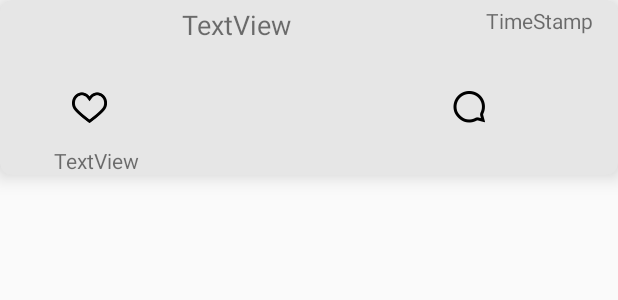
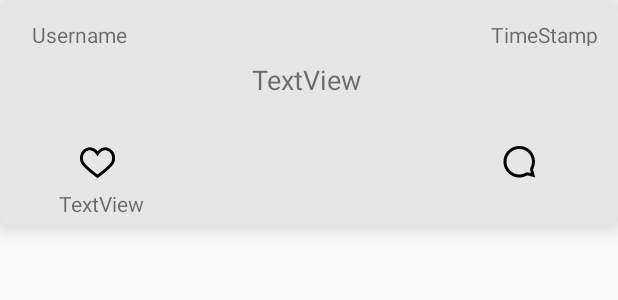
Before and after one commit to saikz72/SupportQ, an Android app: the layout item_post.xml on its own in the app's theme, with its tools: preview values and no code run, on a phone screen of 412 x 824 dp. Shown: the top 300 px of the screen. Run offline under Robolectric (Android 15) with nearby library versions, the phone set to English and light mode, and no system bars.

Commit message:
redesigned home feed [phase 1]

```diff
--- a/app/src/main/res/layout/item_post.xml
+++ b/app/src/main/res/layout/item_post.xml
@@ -2,40 +2,43 @@
 <androidx.cardview.widget.CardView xmlns:android="http://schemas.android.com/apk/res/android"
     xmlns:app="http://schemas.android.com/apk/res-auto"
     xmlns:card_view="http://schemas.android.com/apk/res-auto"
+    xmlns:tools="http://schemas.android.com/tools"
     android:layout_width="match_parent"
     android:layout_height="wrap_content"
     android:id="@+id/card"
     card_view:cardBackgroundColor="#E6E6E6"
     card_view:cardCornerRadius="8dp"
     card_view:cardElevation="8dp"
-    android:clickable="true"
     android:foreground="?android:attr/selectableItemBackground">
 
     <androidx.constraintlayout.widget.ConstraintLayout
         android:layout_width="match_parent"
-        android:layout_height="match_parent">
+        android:layout_height="match_parent"
+        android:layout_margin="5dp">
 
         <TextView
             android:id="@+id/tvDescription"
-            android:layout_width="315dp"
+            android:layout_width="374dp"
             android:layout_height="45dp"
-            android:layout_marginTop="4dp"
+            android:layout_marginStart="12dp"
+            android:layout_marginTop="8dp"
             android:text="TextView"
             android:textAlignment="center"
             android:textSize="18dp"
             app:layout_constraintStart_toStartOf="parent"
-            app:layout_constraintTop_toTopOf="parent" />
+            app:layout_constraintTop_toBottomOf="@+id/tvUsername" />
 
         <TextView
             android:id="@+id/tvTimeStamp"
             android:layout_width="wrap_content"
-            android:layout_height="wrap_content"
-            android:layout_marginTop="4dp"
+            android:layout_height="17dp"
+            android:layout_marginTop="8dp"
             android:layout_marginEnd="8dp"
             android:text="TimeStamp"
             android:textAlignment="center"
             app:layout_constraintEnd_toEndOf="parent"
-            app:layout_constraintStart_toEndOf="@+id/tvDescription"
+            app:layout_constraintHorizontal_bias="1.0"
+            app:layout_constraintStart_toEndOf="@+id/tvUsername"
             app:layout_constraintTop_toTopOf="parent" />
 
         <ImageView
@@ -45,7 +48,7 @@
             android:layout_marginTop="8dp"
             android:src="@drawable/ufi_comment"
             app:layout_constraintEnd_toEndOf="parent"
-            app:layout_constraintHorizontal_bias="0.724"
+            app:layout_constraintHorizontal_bias="0.84"
             app:layout_constraintStart_toEndOf="@+id/ivLike"
             app:layout_constraintTop_toBottomOf="@+id/tvDescription" />
 
@@ -60,15 +63,25 @@
             app:layout_constraintTop_toBottomOf="@+id/tvDescription" />
 
         <TextView
-            android:id="@+id/textView2"
+            android:id="@+id/tvLikeCount"
             android:layout_width="wrap_content"
             android:layout_height="wrap_content"
-            android:layout_marginTop="12dp"
+            android:layout_marginTop="4dp"
             android:text="TextView"
             app:layout_constraintEnd_toEndOf="parent"
-            app:layout_constraintHorizontal_bias="0.101"
+            app:layout_constraintHorizontal_bias="0.098"
             app:layout_constraintStart_toStartOf="parent"
             app:layout_constraintTop_toBottomOf="@+id/ivLike" />
 
+        <TextView
+            android:id="@+id/tvUsername"
+            android:layout_width="wrap_content"
+            android:layout_height="wrap_content"
+            android:layout_marginStart="16dp"
+            android:layout_marginTop="8dp"
+            android:text="Username"
+            app:layout_constraintStart_toStartOf="parent"
+            app:layout_constraintTop_toTopOf="parent" />
+
     </androidx.constraintlayout.widget.ConstraintLayout>
 </androidx.cardview.widget.CardView>
```
Also changed, not shown: app/src/main/java/com/example/supportq/Adapters/QuestionAdapter.java (+32 -0 lines), app/src/main/java/com/example/supportq/Models/Question.java (+73 -5 lines).
